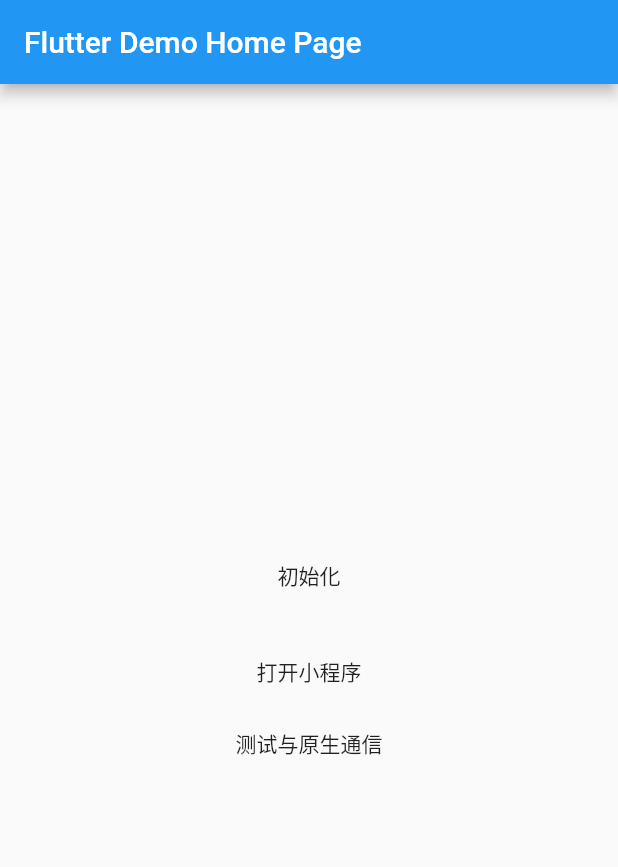
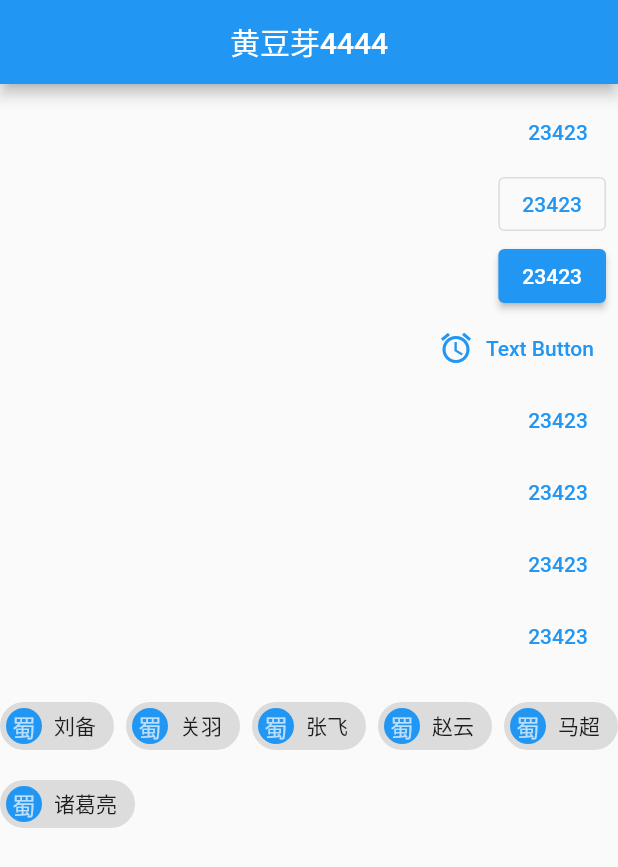
Before and after one commit to dguoqing/flutter_uniapp_demo, a Flutter app: the screen it shows after launch, on a phone screen of 412 x 824 dp. Shown: the top 867 px of the screen. Run offline on Flutter 3.47's test engine with Material 2 defaults, Android fonts, the phone set to English and light mode, and no system bars; Roboto replaces fonts that are missing (Zhi_Mang_Xing).

Commit message:
学习flutter

```diff
--- /dev/null
+++ b/lib/asdf.dart
@@ -0,0 +1,128 @@
+import 'package:flutter/material.dart';
+import 'package:flutter/services.dart';
+
+void main() {
+  runApp(const MyApp());
+}
+
+class MyApp extends StatelessWidget {
+  const MyApp({super.key});
+
+  // This widget is the root of your application.
+  @override
+  Widget build(BuildContext context) {
+    return MaterialApp(
+      title: 'Flutter Demo',
+      theme: ThemeData(
+        // This is the theme of your application.
+        //
+        // Try running your application with "flutter run". You'll see the
+        // application has a blue toolbar. Then, without quitting the app, try
+        // changing the primarySwatch below to Colors.green and then invoke
+        // "hot reload" (press "r" in the console where you ran "flutter run",
+        // or simply save your changes to "hot reload" in a Flutter IDE).
+        // Notice that the counter didn't reset back to zero; the application
+        // is not restarted.
+        primarySwatch: Colors.blue,
+      ),
+      home: const MyHomePage(title: 'Flutter Demo Home Page'),
+    );
+  }
+}
+
+class MyHomePage extends StatefulWidget {
+  const MyHomePage({super.key, required this.title});
+
+  // This widget is the home page of your application. It is stateful, meaning
+  // that it has a State object (defined below) that contains fields that affect
+  // how it looks.
+
+  // This class is the configuration for the state. It holds the values (in this
+  // case the title) provided by the parent (in this case the App widget) and
+  // used by the build method of the State. Fields in a Widget subclass are
+  // always marked "final".
+
+  final String title;
+  static var flutterUni = const MethodChannel("flutter_uni_dongguoqing");
+
+  @override
+  State<MyHomePage> createState() => _MyHomePageState();
+}
+
+class _MyHomePageState extends State<MyHomePage> {
+  @override
+  Widget build(BuildContext context) {
+    // This method is rerun every time setState is called, for instance as done
+    // by the _incrementCounter method above.
+    //
+    // The Flutter framework has been optimized to make rerunning build methods
+    // fast, so that you can just rebuild anything that needs updating rather
+    // than having to individually change instances of widgets.
+    return Scaffold(
+      appBar: AppBar(
+        // Here we take the value from the MyHomePage object that was created by
+        // the App.build method, and use it to set our appbar title.
+        title: Text(widget.title),
+      ),
+      body: Center(
+        // Center is a layout widget. It takes a single child and positions it
+        // in the middle of the parent.
+        child: Column(
+          // Column is also a layout widget. It takes a list of children and
+          // arranges them vertically. By default, it sizes itself to fit its
+          // children horizontally, and tries to be as tall as its parent.
+          //
+          // Invoke "debug painting" (press "p" in the console, choose the
+          // "Toggle Debug Paint" action from the Flutter Inspector in Android
+          // Studio, or the "Toggle Debug Paint" command in Visual Studio Code)
+          // to see the wireframe for each widget.
+          //
+          // Column has various properties to control how it sizes itself and
+          // how it positions its children. Here we use mainAxisAlignment to
+          // center the children vertically; the main axis here is the vertical
+          // axis because Columns are vertical (the cross axis would be
+          // horizontal).
+          mainAxisAlignment: MainAxisAlignment.center,
+          children: <Widget>[
+            MaterialButton(
+              onPressed: () {
+                _callUniInit();
+              },
+              child: const Text("初始化"),
+            ),
+            const SizedBox(
+              height: 16,
+            ),
+            MaterialButton(
+              onPressed: () {
+                _callOpenUniApp();
+              },
+              child: const Text("打开小程序"),
+            ),
+            MaterialButton(
+              onPressed: () {
+                _callConsole();
+              },
+              child: const Text("测试与原生通信"),
+            ),
+          ],
+        ),
+      ),
+    );
+  }
+
+  _callUniInit() {
+    print("callUniInit\n");
+    MyHomePage.flutterUni.invokeMethod("init");
+  }
+
+  _callOpenUniApp() {
+    print("callOpenUniApp\n");
+    MyHomePage.flutterUni.invokeMethod("open");
+  }
+
+  _callConsole() {
+    print("_callConsole\n");
+    MyHomePage.flutterUni.invokeMethod("console");
+  }
+}
--- a/lib/main.dart
+++ b/lib/main.dart
@@ -8,42 +8,18 @@
 class MyApp extends StatelessWidget {
   const MyApp({super.key});
 
-  // This widget is the root of your application.
   @override
   Widget build(BuildContext context) {
     return MaterialApp(
-      title: 'Flutter Demo',
-      theme: ThemeData(
-        // This is the theme of your application.
-        //
-        // Try running your application with "flutter run". You'll see the
-        // application has a blue toolbar. Then, without quitting the app, try
-        // changing the primarySwatch below to Colors.green and then invoke
-        // "hot reload" (press "r" in the console where you ran "flutter run",
-        // or simply save your changes to "hot reload" in a Flutter IDE).
-        // Notice that the counter didn't reset back to zero; the application
-        // is not restarted.
-        primarySwatch: Colors.blue,
-      ),
-      home: const MyHomePage(title: 'Flutter Demo Home Page'),
+      title: '黄豆芽',
+      theme: ThemeData(fontFamily: 'Zhi_Mang_Xing'),
+      home: const MyHomePage(),
     );
   }
 }
 
 class MyHomePage extends StatefulWidget {
-  const MyHomePage({super.key, required this.title});
-
-  // This widget is the home page of your application. It is stateful, meaning
-  // that it has a State object (defined below) that contains fields that affect
-  // how it looks.
-
-  // This class is the configuration for the state. It holds the values (in this
-  // case the title) provided by the parent (in this case the App widget) and
-  // used by the build method of the State. Fields in a Widget subclass are
-  // always marked "final".
-
-  final String title;
-  static var flutterUni = const MethodChannel("flutter_uni_dongguoqing");
+  const MyHomePage({super.key});
 
   @override
   State<MyHomePage> createState() => _MyHomePageState();
@@ -52,77 +28,112 @@
 class _MyHomePageState extends State<MyHomePage> {
   @override
   Widget build(BuildContext context) {
-    // This method is rerun every time setState is called, for instance as done
-    // by the _incrementCounter method above.
-    //
-    // The Flutter framework has been optimized to make rerunning build methods
-    // fast, so that you can just rebuild anything that needs updating rather
-    // than having to individually change instances of widgets.
     return Scaffold(
       appBar: AppBar(
-        // Here we take the value from the MyHomePage object that was created by
-        // the App.build method, and use it to set our appbar title.
-        title: Text(widget.title),
+          title: const Center(
+        child: Text(
+          '黄豆芽4444',
+          textDirection: TextDirection.rtl,
         ),
-      body: Center(
-        // Center is a layout widget. It takes a single child and positions it
-        // in the middle of the parent.
-        child: Column(
-          // Column is also a layout widget. It takes a list of children and
-          // arranges them vertically. By default, it sizes itself to fit its
-          // children horizontally, and tries to be as tall as its parent.
-          //
-          // Invoke "debug painting" (press "p" in the console, choose the
-          // "Toggle Debug Paint" action from the Flutter Inspector in Android
-          // Studio, or the "Toggle Debug Paint" command in Visual Studio Code)
-          // to see the wireframe for each widget.
-          //
-          // Column has various properties to control how it sizes itself and
-          // how it positions its children. Here we use mainAxisAlignment to
-          // center the children vertically; the main axis here is the vertical
-          // axis because Columns are vertical (the cross axis would be
-          // horizontal).
-          mainAxisAlignment: MainAxisAlignment.center,
-          children: <Widget>[
-            MaterialButton(
+      )),
+      body: Container(
+          child: Wrap(
+              spacing: 8.0, // 主轴(⽔平)⽅向间距
+              runSpacing: 4.0, // 纵轴（垂直）⽅向间距
+              // alignment: WrapAlignment.spaceAround, //沿主轴⽅向居中
+              children: [
+            ButtonBar(
+              children: [
+                TextButton(
+                  child: const Text('23423'),
                   onPressed: () {
-                _callUniInit();
+                    // Respond to button press
+                    print('2342');
                   },
-              child: const Text("初始化"),
                 ),
-            const SizedBox(
-              height: 16,
+                OutlinedButton(
+                  child: const Text('23423'),
+                  onPressed: () {
+                    // Respond to button press
+                    print('2342');
+                  },
                 ),
-            MaterialButton(
+                ElevatedButton(
+                  child: const Text('23423'),
                   onPressed: () {
-                _callOpenUniApp();
+                    // Respond to button press
+                    print('2342');
                   },
-              child: const Text("打开小程序"),
                 ),
-            MaterialButton(
+                TextButton.icon(
+                  icon: Icon(Icons.access_alarms),
+                  label: const Text('Text Button'),
                   onPressed: () {
-                _callConsole();
+                    // Respond to button press
+                    print('2342');
                   },
-              child: const Text("测试与原生通信"),
+                ),
+                TextButton(
+                  child: const Text('23423'),
+                  onPressed: () {
+                    // Respond to button press
+                    print('2342');
+                  },
+                ),
+                TextButton(
+                  child: const Text('23423'),
+                  onPressed: () {
+                    // Respond to button press
+                    print('2342');
+                  },
+                ),
+                TextButton(
+                  child: const Text('23423'),
+                  onPressed: () {
+                    // Respond to button press
+                    print('2342');
+                  },
+                ),
+                TextButton(
+                  child: const Text('23423'),
+                  onPressed: () {
+                    // Respond to button press
+                    print('2342');
+                  },
                 ),
               ],
             ),
+            const Chip(
+              avatar:
+                  CircleAvatar(backgroundColor: Colors.blue, child: Text('蜀')),
+              label: Text('刘备'),
             ),
+            const Chip(
+              avatar:
+                  CircleAvatar(backgroundColor: Colors.blue, child: Text('蜀')),
+              label: Text('关⽻'),
+            ),
+            const Chip(
+              avatar:
+                  CircleAvatar(backgroundColor: Colors.blue, child: Text('蜀')),
+              label: Text('张⻜'),
+            ),
+            const Chip(
+              avatar:
+                  CircleAvatar(backgroundColor: Colors.blue, child: Text('蜀')),
+              label: Text('赵云'),
+            ),
+            const Chip(
+              avatar:
+                  CircleAvatar(backgroundColor: Colors.blue, child: Text('蜀')),
+              label: Text('⻢超'),
+            ),
+            const Chip(
+              avatar:
+                  CircleAvatar(backgroundColor: Colors.blue, child: Text('蜀')),
+              label: Text('诸葛亮'),
+            ),
+          ])),
     );
   }
-
-  _callUniInit() {
-    print("callUniInit\n");
-    MyHomePage.flutterUni.invokeMethod("init");
 }
-
-  _callOpenUniApp() {
-    print("callOpenUniApp\n");
-    MyHomePage.flutterUni.invokeMethod("open");
-  }
-
-  _callConsole() {
-    print("_callConsole\n");
-    MyHomePage.flutterUni.invokeMethod("console");
-  }
-}
```
Also changed, not shown: fonts/Zhi_Mang_Xing/OFL.txt (added, +93 -0 lines), pubspec.yaml (+15 -12 lines), pubspec.lock, 2 other files. Lines whose indentation alone changed are shown as unchanged.
